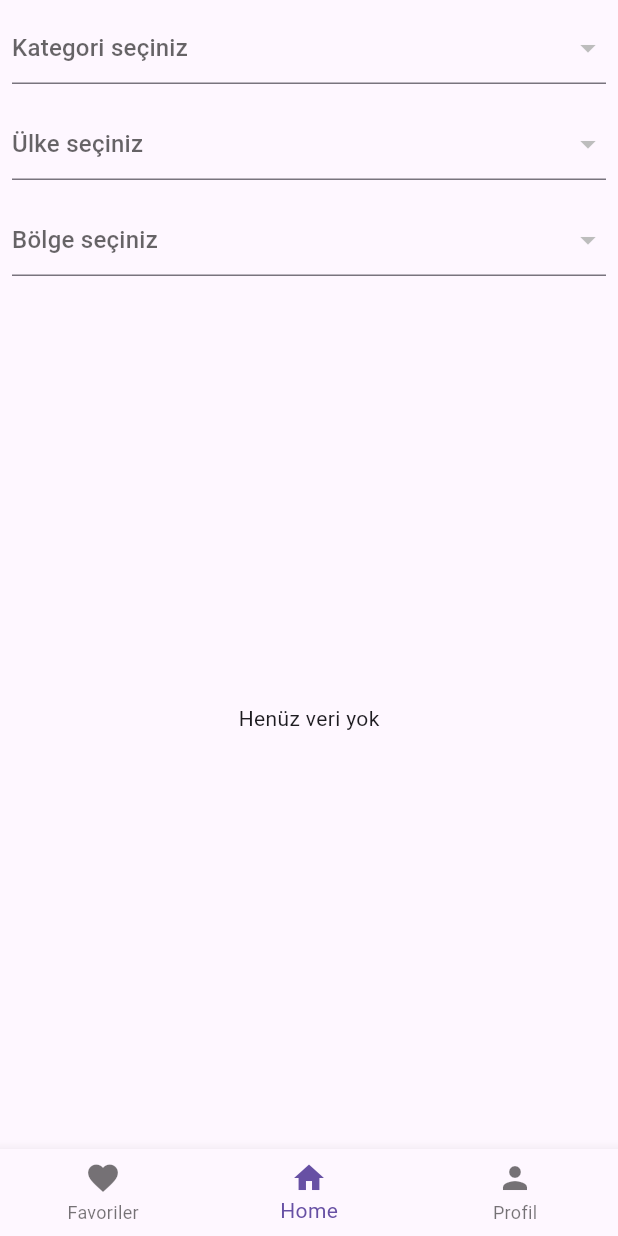
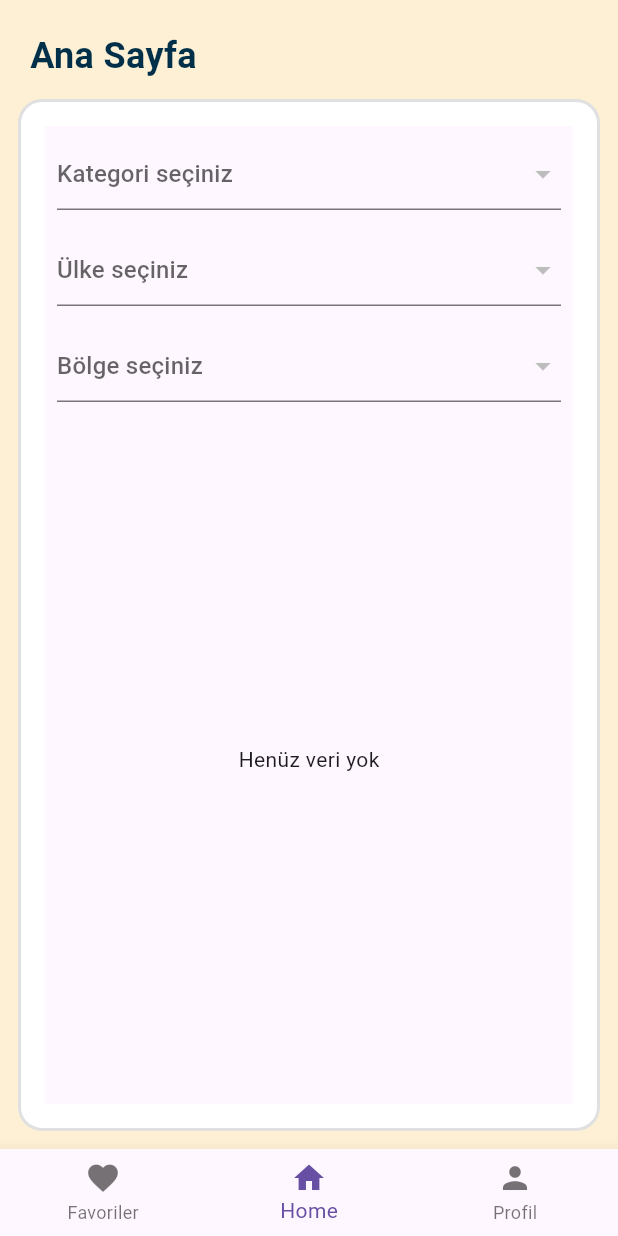
Before and after one commit to senadurgutt/travel_app, a Flutter app: the screen it shows once a user with an empty profile is signed in, on a phone screen of 412 x 824 dp. Run offline on Flutter 3.47's test engine with Material 3 defaults, Android fonts, the phone set to English and light mode, and no system bars; our stand-ins replace cloud_firestore, firebase_auth, firebase_core, get, google_sign_in; accounts and stored records are empty; network calls fail.

Commit message:
sayfalara balık ve renkler eklendi

```diff
--- a/lib/views/main_page.dart
+++ b/lib/views/main_page.dart
@@ -1,6 +1,7 @@
 import 'package:flutter/material.dart';
 import 'package:get/get.dart';
 import 'package:travel_app/controllers/navbar_controller.dart';
+import 'package:travel_app/utils/colors.dart';
 import 'package:travel_app/views/Favorites/favorites_page.dart';
 import 'package:travel_app/widgets/bottom_navbar_widget.dart';
 import 'home_page.dart';
@@ -16,14 +17,57 @@ class MainPage extends StatelessWidget {
     HomePage(),
     ProfilePage(),
   ];
+  final pageTitles = [
+    "Favoriler",
+    "Ana Sayfa",
+    "Profil",
+  ];
 
   @override
   Widget build(BuildContext context) {
     return Scaffold(
-      body: Obx(() => IndexedStack(
-            index: navController.currentIndex.value,
-            children: pages,
-          )),
+      backgroundColor: AppColors.background,
+      body: SafeArea(
+        child: Obx(() {
+          final currentIndex = navController.currentIndex.value;
+
+          return Column(
+            crossAxisAlignment: CrossAxisAlignment.start,
+            children: [
+              // BAŞLIK
+              Padding(
+
+                padding: EdgeInsetsGeometry.only(top: 20.0 , left: 20),
+                child: Text(
+                  pageTitles[currentIndex],
+                  style: TextStyle(
+                    color: AppColors.primaryText,
+                    fontSize: 24,
+                    fontWeight: FontWeight.bold,
+                  ),
+                ),
+              ),
+
+              // BORDER İÇİNDE SAYFALAR
+              Expanded(
+                child: Container(
+                  margin: const EdgeInsets.all(12),
+                  padding: const EdgeInsets.all(16),
+                  decoration: BoxDecoration(
+                    color: AppColors.card,
+                    border: Border.all(color: Colors.grey.shade300, width: 2),
+                    borderRadius: BorderRadius.circular(16),
+                  ),
+                  child: IndexedStack(
+                    index: currentIndex,
+                    children: pages,
+                  ),
+                ),
+              ),
+            ],
+          );
+        }),
+      ),
       bottomNavigationBar: BottomNavBar(),
     );
   }
```
